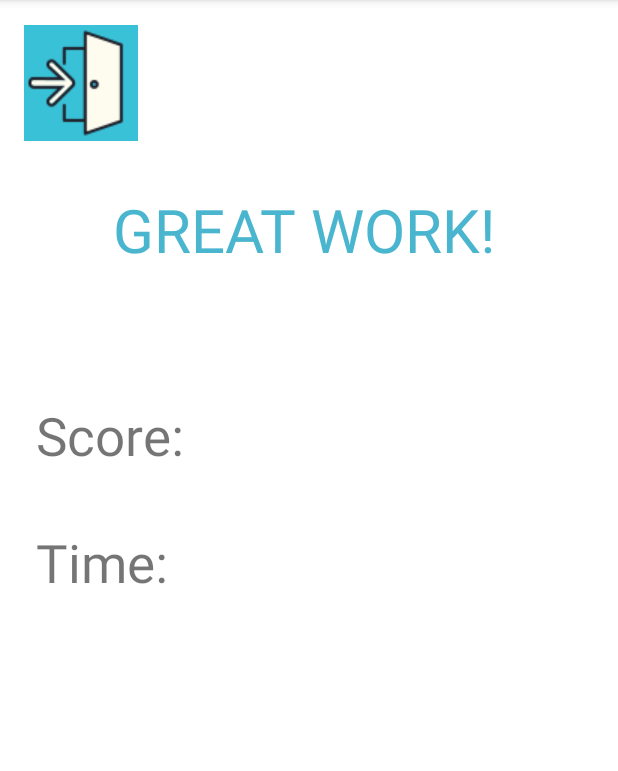
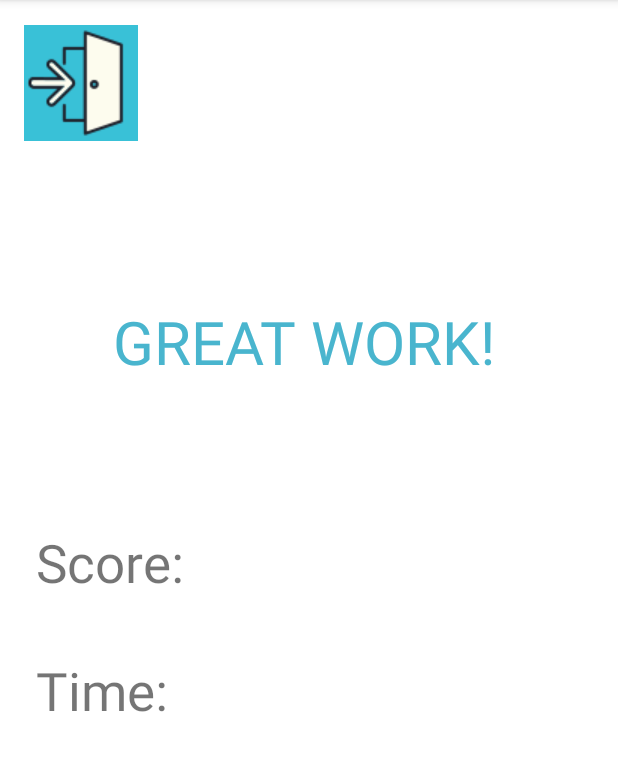
Before and after one commit to zsakr/Math-Game, an Android app: the ResultsPage screen opened directly, with no data from a screen before it, on a phone screen of 412 x 824 dp, the part 84-855 px from its top. Run offline under Robolectric (Android 15) with nearby library versions, the light colour scheme and no system bars; 2 statements that could not run were skipped.

Commit message:
updated results page

```diff
--- a/app/src/main/res/layout/activity_results_page.xml
+++ b/app/src/main/res/layout/activity_results_page.xml
@@ -21,6 +21,20 @@
         app:srcCompat="@drawable/exit" />
 
     <TextView
+        android:id="@+id/dispScore"
+        android:layout_width="174dp"
+        android:layout_height="47dp"
+        android:layout_marginEnd="64dp"
+        android:layout_marginRight="64dp"
+        android:textSize="35sp"
+        app:layout_constraintBottom_toBottomOf="parent"
+        app:layout_constraintEnd_toEndOf="parent"
+        app:layout_constraintHorizontal_bias="1.0"
+        app:layout_constraintStart_toStartOf="parent"
+        app:layout_constraintTop_toTopOf="parent"
+        app:layout_constraintVertical_bias="0.486" />
+
+    <TextView
         android:id="@+id/dispScoreT"
         android:layout_width="108dp"
         android:layout_height="52dp"
@@ -33,7 +47,7 @@
         app:layout_constraintHorizontal_bias="0.0"
         app:layout_constraintStart_toStartOf="parent"
         app:layout_constraintTop_toTopOf="parent"
-        app:layout_constraintVertical_bias="0.372" />
+        app:layout_constraintVertical_bias="0.491" />
 
     <TextView
         android:id="@+id/dispTime"
@@ -47,7 +61,7 @@
         app:layout_constraintHorizontal_bias="1.0"
         app:layout_constraintStart_toStartOf="parent"
         app:layout_constraintTop_toTopOf="parent"
-        app:layout_constraintVertical_bias="0.488" />
+        app:layout_constraintVertical_bias="0.606" />
 
     <TextView
         android:id="@+id/dispTimeT"
@@ -62,21 +76,7 @@
         app:layout_constraintHorizontal_bias="0.0"
         app:layout_constraintStart_toStartOf="parent"
         app:layout_constraintTop_toTopOf="parent"
-        app:layout_constraintVertical_bias="0.489" />
-
-    <TextView
-        android:id="@+id/dispScore"
-        android:layout_width="174dp"
-        android:layout_height="47dp"
-        android:layout_marginEnd="64dp"
-        android:layout_marginRight="64dp"
-        android:textSize="35sp"
-        app:layout_constraintBottom_toBottomOf="parent"
-        app:layout_constraintEnd_toEndOf="parent"
-        app:layout_constraintHorizontal_bias="1.0"
-        app:layout_constraintStart_toStartOf="parent"
-        app:layout_constraintTop_toTopOf="parent"
-        app:layout_constraintVertical_bias="0.369" />
+        app:layout_constraintVertical_bias="0.608" />
 
     <TextView
         android:id="@+id/finalMessage"
@@ -90,5 +90,5 @@
         app:layout_constraintHorizontal_bias="0.496"
         app:layout_constraintStart_toStartOf="parent"
         app:layout_constraintTop_toTopOf="parent"
-        app:layout_constraintVertical_bias="0.176" />
+        app:layout_constraintVertical_bias="0.281" />
 </androidx.constraintlayout.widget.ConstraintLayout>
```
